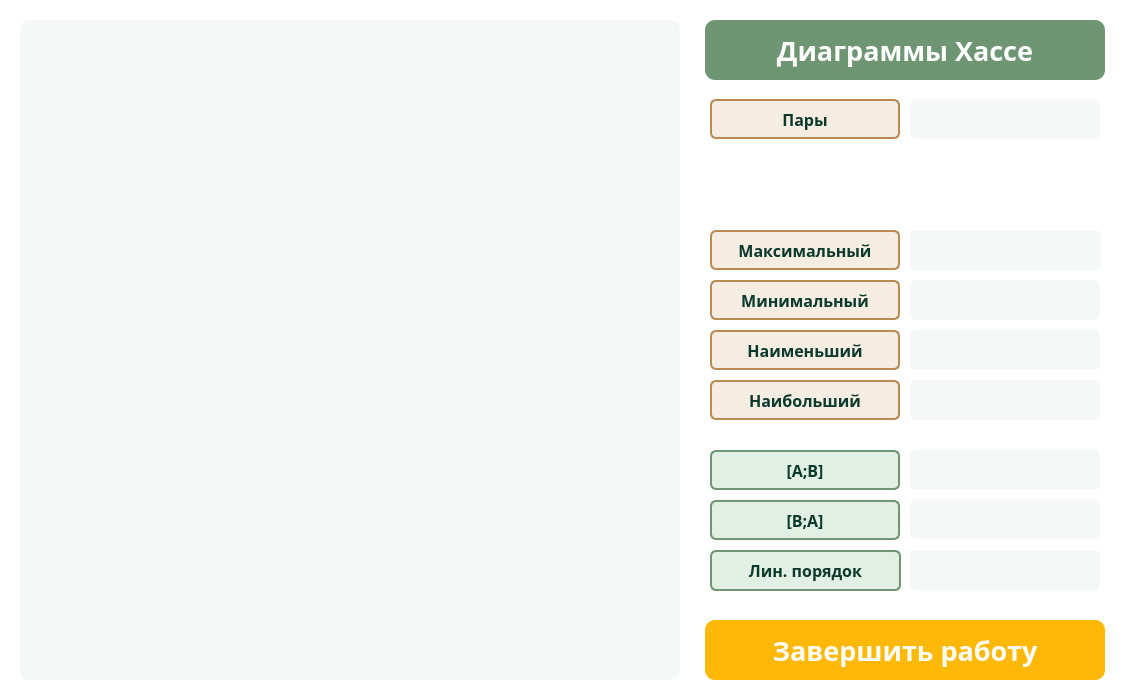
Old version of the form ui/MainWindow.ui in the repository den4ik2975/courseWork.
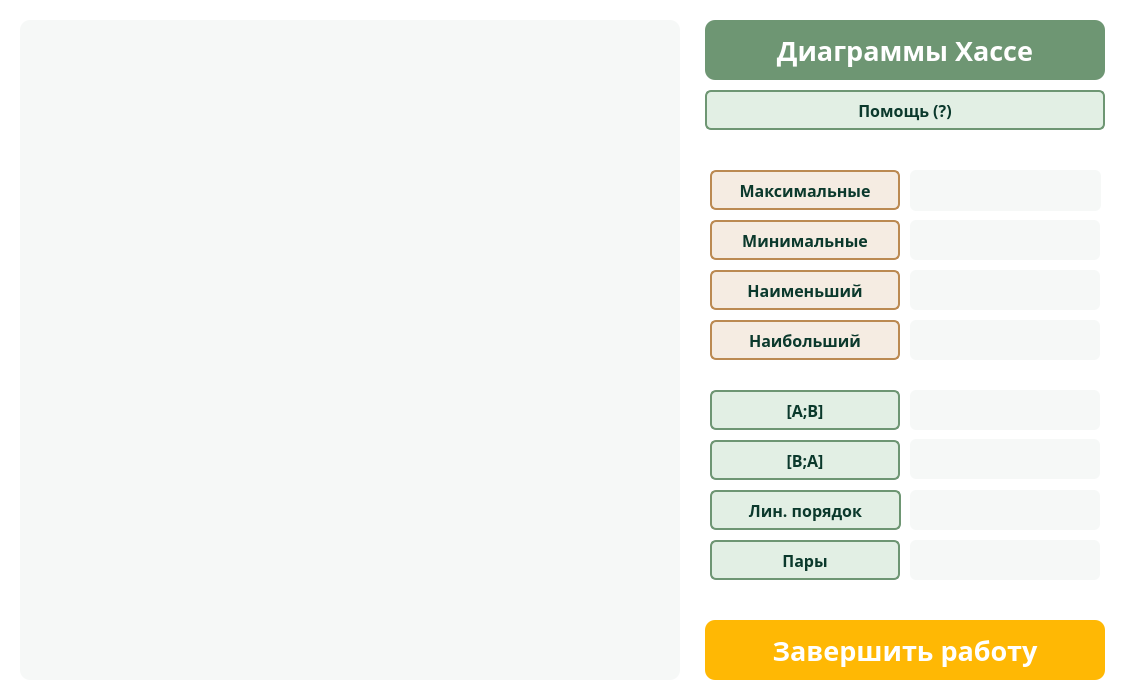
New version of the form. Icons and pictures are not drawn.

```diff
--- a/ui/MainWindow.ui
+++ b/ui/MainWindow.ui
@@ -66,7 +66,7 @@
     <property name="geometry">
      <rect>
       <x>710</x>
-      <y>230</y>
+      <y>170</y>
       <width>190</width>
       <height>40</height>
      </rect>
@@ -93,14 +93,14 @@
 }</string>
     </property>
     <property name="text">
-     <string>Максимальный</string>
+     <string>Максимальные</string>
     </property>
    </widget>
    <widget class="QPushButton" name="minsButton">
     <property name="geometry">
      <rect>
       <x>710</x>
-      <y>280</y>
+      <y>220</y>
       <width>190</width>
       <height>40</height>
      </rect>
@@ -127,14 +127,14 @@
 }</string>
     </property>
     <property name="text">
-     <string>Минимальный</string>
+     <string>Минимальные</string>
     </property>
    </widget>
    <widget class="QPushButton" name="largestButton">
     <property name="geometry">
      <rect>
       <x>710</x>
-      <y>330</y>
+      <y>270</y>
       <width>190</width>
       <height>40</height>
      </rect>
@@ -168,7 +168,7 @@
     <property name="geometry">
      <rect>
       <x>710</x>
-      <y>380</y>
+      <y>320</y>
       <width>190</width>
       <height>40</height>
      </rect>
@@ -202,7 +202,7 @@
     <property name="geometry">
      <rect>
       <x>910</x>
-      <y>230</y>
+      <y>170</y>
       <width>191</width>
       <height>41</height>
      </rect>
@@ -236,7 +236,7 @@
     <property name="geometry">
      <rect>
       <x>910</x>
-      <y>280</y>
+      <y>220</y>
       <width>190</width>
       <height>40</height>
      </rect>
@@ -270,7 +270,7 @@
     <property name="geometry">
      <rect>
       <x>910</x>
-      <y>330</y>
+      <y>270</y>
       <width>190</width>
       <height>40</height>
      </rect>
@@ -304,7 +304,7 @@
     <property name="geometry">
      <rect>
       <x>910</x>
-      <y>380</y>
+      <y>320</y>
       <width>190</width>
       <height>40</height>
      </rect>
@@ -397,7 +397,7 @@
     <property name="geometry">
      <rect>
       <x>710</x>
-      <y>500</y>
+      <y>440</y>
       <width>190</width>
       <height>40</height>
      </rect>
@@ -431,9 +431,9 @@
     <property name="geometry">
      <rect>
       <x>710</x>
-      <y>550</y>
+      <y>490</y>
       <width>191</width>
-      <height>41</height>
+      <height>40</height>
      </rect>
     </property>
     <property name="font">
@@ -465,7 +465,7 @@
     <property name="geometry">
      <rect>
       <x>710</x>
-      <y>450</y>
+      <y>390</y>
       <width>190</width>
       <height>40</height>
      </rect>
@@ -499,7 +499,7 @@
     <property name="geometry">
      <rect>
       <x>910</x>
-      <y>499</y>
+      <y>439</y>
       <width>190</width>
       <height>40</height>
      </rect>
@@ -533,7 +533,7 @@
     <property name="geometry">
      <rect>
       <x>910</x>
-      <y>550</y>
+      <y>490</y>
       <width>190</width>
       <height>40</height>
      </rect>
@@ -567,7 +567,75 @@
     <property name="geometry">
      <rect>
       <x>910</x>
-      <y>450</y>
+      <y>390</y>
+      <width>190</width>
+      <height>40</height>
+     </rect>
+    </property>
+    <property name="font">
+     <font>
+      <family>Century Gothic</family>
+      <pointsize>12</pointsize>
+      <weight>75</weight>
+      <bold>true</bold>
+     </font>
+    </property>
+    <property name="styleSheet">
+     <string notr="true">background-color: #f6f8f7;
+color: #0b392c;
+padding-left: 10px;
+border-radius: 6px;
+</string>
+    </property>
+    <property name="textFormat">
+     <enum>Qt::PlainText</enum>
+    </property>
+    <property name="alignment">
+     <set>Qt::AlignLeading|Qt::AlignLeft|Qt::AlignVCenter</set>
+    </property>
+    <property name="indent">
+     <number>-1</number>
+    </property>
+   </widget>
+   <widget class="QPushButton" name="helpButton">
+    <property name="geometry">
+     <rect>
+      <x>705</x>
+      <y>90</y>
+      <width>400</width>
+      <height>40</height>
+     </rect>
+    </property>
+    <property name="font">
+     <font>
+      <family>Century Gothic</family>
+      <pointsize>12</pointsize>
+      <weight>75</weight>
+      <bold>true</bold>
+     </font>
+    </property>
+    <property name="styleSheet">
+     <string notr="true">QPushButton {
+	background-color: #E2EFE4;
+	color: #0b392c;
+	border-radius: 6px;
+	border: 2px solid #6e9673;
+}
+
+QPushButton:hover {
+	background-color: #6e9673;
+	color: white;
+}</string>
+    </property>
+    <property name="text">
+     <string>Помощь (?)</string>
+    </property>
+   </widget>
+   <widget class="QLabel" name="pair">
+    <property name="geometry">
+     <rect>
+      <x>910</x>
+      <y>540</y>
       <width>190</width>
       <height>40</height>
      </rect>
@@ -601,7 +669,7 @@
     <property name="geometry">
      <rect>
       <x>710</x>
-      <y>99</y>
+      <y>540</y>
       <width>190</width>
       <height>40</height>
      </rect>
@@ -616,10 +684,10 @@
     </property>
     <property name="styleSheet">
      <string notr="true">QPushButton {
-	background-color: #F5ECE2;
+	background-color: #E2EFE4;
 	color: #0b392c;
 	border-radius: 6px;
-	border: 2px solid #bb8a52;
+	border: 2px solid #6e9673;
 }
 
 QPushButton:hover {
@@ -631,40 +699,6 @@
      <string>Пары</string>
     </property>
    </widget>
-   <widget class="QLabel" name="pair">
-    <property name="geometry">
-     <rect>
-      <x>910</x>
-      <y>99</y>
-      <width>190</width>
-      <height>40</height>
-     </rect>
-    </property>
-    <property name="font">
-     <font>
-      <family>Century Gothic</family>
-      <pointsize>12</pointsize>
-      <weight>75</weight>
-      <bold>true</bold>
-     </font>
-    </property>
-    <property name="styleSheet">
-     <string notr="true">background-color: #f6f8f7;
-color: #0b392c;
-padding-left: 10px;
-border-radius: 6px;
-</string>
-    </property>
-    <property name="textFormat">
-     <enum>Qt::PlainText</enum>
-    </property>
-    <property name="alignment">
-     <set>Qt::AlignLeading|Qt::AlignLeft|Qt::AlignVCenter</set>
-    </property>
-    <property name="indent">
-     <number>-1</number>
-    </property>
-   </widget>
   </widget>
  </widget>
  <resources/>
```
Left out of the diff: 2 changed lines with no effect on the pictures.
